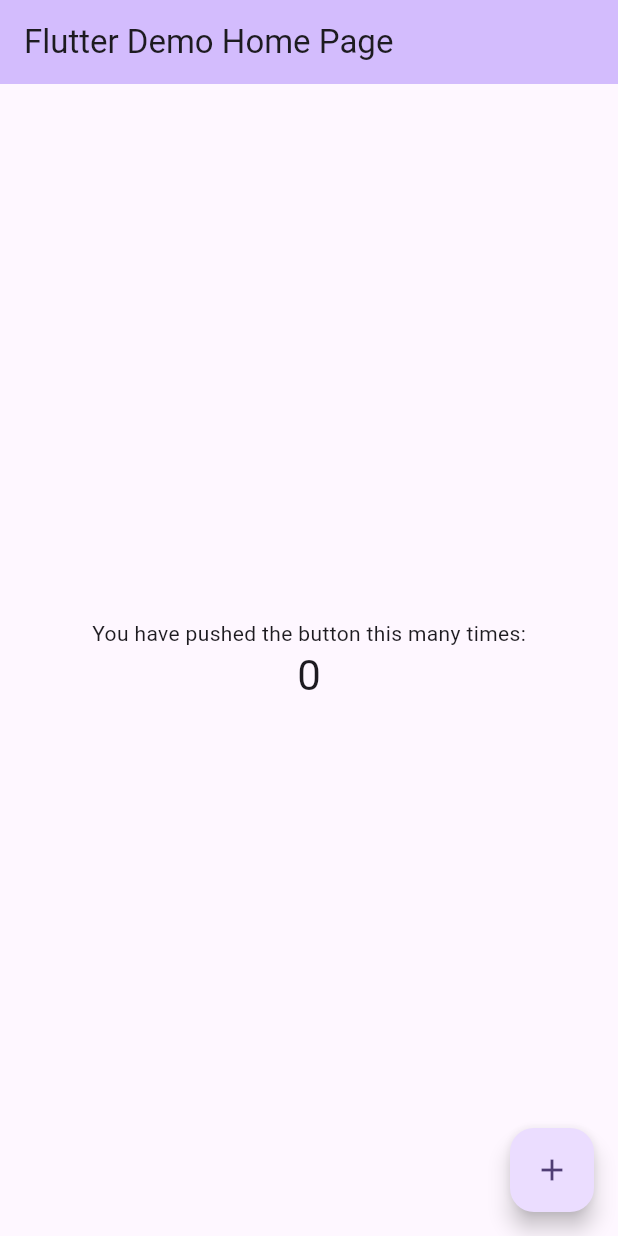
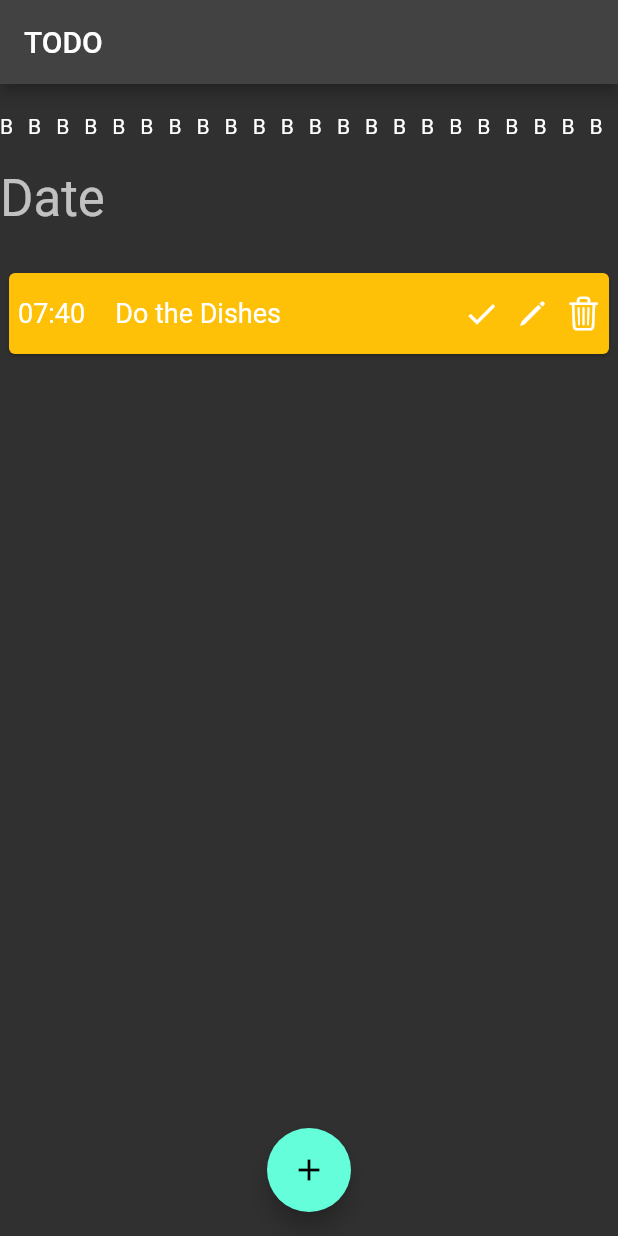
Before and after one commit to eqrakhattak/PRODIGY_AD_02, a Flutter app: the screen it shows after launch, on a phone screen of 412 x 824 dp. Run offline on Flutter 3.47's test engine with Material 2 defaults, Android fonts, the phone set to English and light mode, and no system bars.

Commit message:
Add ToDo Functionality

```diff
--- a/TODO/lib/main.dart
+++ b/TODO/lib/main.dart
@@ -1,4 +1,7 @@
 import 'package:flutter/material.dart';
+import 'package:todo/model/todo.dart';
+import 'package:todo/widgets/todoWidget.dart';
+import 'widgets/todoCreatorWidget.dart';
 
 void main() {
   runApp(const MyApp());
@@ -7,46 +10,18 @@ void main() {
 class MyApp extends StatelessWidget {
   const MyApp({super.key});
 
-  // This widget is the root of your application.
   @override
   Widget build(BuildContext context) {
     return MaterialApp(
-      title: 'Flutter Demo',
-      theme: ThemeData(
-        // This is the theme of your application.
-        //
-        // TRY THIS: Try running your application with "flutter run". You'll see
-        // the application has a blue toolbar. Then, without quitting the app,
-        // try changing the seedColor in the colorScheme below to Colors.green
-        // and then invoke "hot reload" (save your changes or press the "hot
-        // reload" button in a Flutter-supported IDE, or press "r" if you used
-        // the command line to start the app).
-        //
-        // Notice that the counter didn't reset back to zero; the application
-        // state is not lost during the reload. To reset the state, use hot
-        // restart instead.
-        //
-        // This works for code too, not just values: Most code changes can be
-        // tested with just a hot reload.
-        colorScheme: ColorScheme.fromSeed(seedColor: Colors.deepPurple),
-        useMaterial3: true,
-      ),
-      home: const MyHomePage(title: 'Flutter Demo Home Page'),
+      title: 'Flutter TODO',
+      theme: ThemeData.dark(),
+      home: const MyHomePage(title: 'TODO'),
     );
   }
 }
 
 class MyHomePage extends StatefulWidget {
   const MyHomePage({super.key, required this.title});
-
-  // This widget is the home page of your application. It is stateful, meaning
-  // that it has a State object (defined below) that contains fields that affect
-  // how it looks.
-
-  // This class is the configuration for the state. It holds the values (in this
-  // case the title) provided by the parent (in this case the App widget) and
-  // used by the build method of the State. Fields in a Widget subclass are
-  // always marked "final".
 
   final String title;
 
@@ -55,71 +30,189 @@ class MyHomePage extends StatefulWidget {
 }
 
 class _MyHomePageState extends State<MyHomePage> {
-  int _counter = 0;
 
-  void _incrementCounter() {
-    setState(() {
-      // This call to setState tells the Flutter framework that something has
-      // changed in this State, which causes it to rerun the build method below
-      // so that the display can reflect the updated values. If we changed
-      // _counter without calling setState(), then the build method would not be
-      // called again, and so nothing would appear to happen.
-      _counter++;
-    });
+  void _taskCreator() {
+    showModalBottomSheet(
+        context: context,
+        builder: (context) => const TodoCreatorWidget()
+    );
   }
 
   @override
   Widget build(BuildContext context) {
-    // This method is rerun every time setState is called, for instance as done
-    // by the _incrementCounter method above.
-    //
-    // The Flutter framework has been optimized to make rerunning build methods
-    // fast, so that you can just rebuild anything that needs updating rather
-    // than having to individually change instances of widgets.
     return Scaffold(
+      floatingActionButtonLocation: FloatingActionButtonLocation.centerFloat,
       appBar: AppBar(
-        // TRY THIS: Try changing the color here to a specific color (to
-        // Colors.amber, perhaps?) and trigger a hot reload to see the AppBar
-        // change color while the other colors stay the same.
-        backgroundColor: Theme.of(context).colorScheme.inversePrimary,
-        // Here we take the value from the MyHomePage object that was created by
-        // the App.build method, and use it to set our appbar title.
         title: Text(widget.title),
       ),
-      body: Center(
-        // Center is a layout widget. It takes a single child and positions it
-        // in the middle of the parent.
-        child: Column(
-          // Column is also a layout widget. It takes a list of children and
-          // arranges them vertically. By default, it sizes itself to fit its
-          // children horizontally, and tries to be as tall as its parent.
-          //
-          // Column has various properties to control how it sizes itself and
-          // how it positions its children. Here we use mainAxisAlignment to
-          // center the children vertically; the main axis here is the vertical
-          // axis because Columns are vertical (the cross axis would be
-          // horizontal).
-          //
-          // TRY THIS: Invoke "debug painting" (choose the "Toggle Debug Paint"
-          // action in the IDE, or press "p" in the console), to see the
-          // wireframe for each widget.
-          mainAxisAlignment: MainAxisAlignment.center,
-          children: <Widget>[
-            const Text(
-              'You have pushed the button this many times:',
-            ),
-            Text(
-              '$_counter',
+      body: Column(
+        mainAxisSize: MainAxisSize.max,
+        children: [
+          const SizedBox(height: 20,),
+          const SingleChildScrollView(
+            scrollDirection: Axis.horizontal,
+              child: Row(
+                mainAxisSize: MainAxisSize.max,
+                children: [
+                  Text('B'),
+                  SizedBox(width: 10,),
+                  Text('B'),
+                  SizedBox(width: 10,),
+                  Text('B'),
+                  SizedBox(width: 10,),
+                  Text('B'),
+                  SizedBox(width: 10,),
+                  Text('B'),
+                  SizedBox(width: 10,),
+                  Text('B'),
+                  SizedBox(width: 10,),
+                  Text('B'),
+                  SizedBox(width: 10,),
+                  Text('B'),
+                  SizedBox(width: 10,),
+                  Text('B'),
+                  SizedBox(width: 10,),
+                  Text('B'),
+                  SizedBox(width: 10,),
+                  Text('B'),
+                  SizedBox(width: 10,),
+                  Text('B'),
+                  SizedBox(width: 10,),
+                  Text('B'),
+                  SizedBox(width: 10,),
+                  Text('B'),
+                  SizedBox(width: 10,),
+                  Text('B'),
+                  SizedBox(width: 10,),
+                  Text('B'),
+                  SizedBox(width: 10,),
+                  Text('B'),
+                  SizedBox(width: 10,),
+                  Text('B'),
+                  SizedBox(width: 10,),
+                  Text('B'),
+                  SizedBox(width: 10,),
+                  Text('B'),
+                  SizedBox(width: 10,),
+                  Text('B'),
+                  SizedBox(width: 10,),
+                  Text('B'),
+                  SizedBox(width: 10,),
+                  Text('B'),
+                  SizedBox(width: 10,),
+                  Text('B'),
+                  SizedBox(width: 10,),
+                  Text('B'),
+                  SizedBox(width: 10,),
+
+                ],
+              ),
+          ),
+          const SizedBox(height: 20,),
+          Align(
+            alignment: Alignment.centerLeft,
+            child: Text(
+              'Date',
               style: Theme.of(context).textTheme.headlineMedium,
             ),
-          ],
-        ),
+          ),
+          const SizedBox(height: 20,),
+          Expanded(
+            child: ListView(
+              scrollDirection: Axis.vertical,
+              // shrinkWrap: true,
+              children: [
+                TodoWidget(todo: ToDo(id: '098', todoTime: '07:40', todoTask: 'Do the Dishes'),),
+                // Text(
+                //   'Task',
+                //   style: Theme.of(context).textTheme.headlineMedium,
+                // ),
+                // Text(
+                //   'Date',
+                //   style: Theme.of(context).textTheme.headlineMedium,
+                // ),
+                // Text(
+                //   'Date',
+                //   style: Theme.of(context).textTheme.headlineMedium,
+                // ),
+                // Text(
+                //   'Date',
+                //   style: Theme.of(context).textTheme.headlineMedium,
+                // ),
+                // Text(
+                //   'Date',
+                //   style: Theme.of(context).textTheme.headlineMedium,
+                // ),
+                // Text(
+                //   'Date',
+                //   style: Theme.of(context).textTheme.headlineMedium,
+                // ),
+                // Text(
+                //   'Date',
+                //   style: Theme.of(context).textTheme.headlineMedium,
+                // ),
+                // Text(
+                //   'Date',
+                //   style: Theme.of(context).textTheme.headlineMedium,
+                // ),
+                // Text(
+                //   'Date',
+                //   style: Theme.of(context).textTheme.headlineMedium,
+                // ),
+                // Text(
+                //   'Date',
+                //   style: Theme.of(context).textTheme.headlineMedium,
+                // ),
+                // Text(
+                //   'Date',
+                //   style: Theme.of(context).textTheme.headlineMedium,
+                // ),
+                // Text(
+                //   'Date',
+                //   style: Theme.of(context).textTheme.headlineMedium,
+                // ),
+                // Text(
+                //   'Date',
+                //   style: Theme.of(context).textTheme.headlineMedium,
+                // ),
+                // Text(
+                //   'Date',
+                //   style: Theme.of(context).textTheme.headlineMedium,
+                // ),
+                // Text(
+                //   'Date',
+                //   style: Theme.of(context).textTheme.headlineMedium,
+                // ),
+                // Text(
+                //   'Date',
+                //   style: Theme.of(context).textTheme.headlineMedium,
+                // ),
+                // Text(
+                //   'Date',
+                //   style: Theme.of(context).textTheme.headlineMedium,
+                // ),
+                // Text(
+                //   'Date',
+                //   style: Theme.of(context).textTheme.headlineMedium,
+                // ),
+                // Text(
+                //   'Date',
+                //   style: Theme.of(context).textTheme.headlineMedium,
+                // ),
+                // Text(
+                //   'Date',
+                //   style: Theme.of(context).textTheme.headlineMedium,
+                // ),
+              ],
+            ),
+          ),
+        ],
       ),
       floatingActionButton: FloatingActionButton(
-        onPressed: _incrementCounter,
-        tooltip: 'Increment',
+        onPressed: _taskCreator,
+        tooltip: 'Add Task',
         child: const Icon(Icons.add),
-      ), // This trailing comma makes auto-formatting nicer for build methods.
+      ),
     );
   }
 }
--- /dev/null
+++ b/TODO/lib/model/todo.dart
@@ -0,0 +1,24 @@
+class ToDo {
+  String? id;
+  String? todoTime;
+  String? todoTask;
+  bool isDone;
+
+  ToDo({
+    required this.id,
+    required this.todoTime,
+    required this.todoTask,
+    this.isDone = false,
+  });
+
+  static List<ToDo> todoList() {
+    return [
+      ToDo(id: '01', todoTime: '07:30', todoTask: 'Morning Exercise', isDone: true),
+      ToDo(id: '02', todoTime: '08:00', todoTask: 'Buy Groceries', isDone: true),
+      ToDo(id: '03', todoTime: '09:00', todoTask: 'Check Emails', ),
+      ToDo(id: '04', todoTime: '09:25', todoTask: 'Team Meeting', ),
+      ToDo(id: '05', todoTime: '10:00', todoTask: 'Work on mobile apps for 2 hours', ),
+      ToDo(id: '06', todoTime: '21:00', todoTask: 'Dinner with Jenny', ),
+    ];
+  }
+}
--- /dev/null
+++ b/TODO/lib/widgets/todoCreatorWidget.dart
@@ -0,0 +1,53 @@
+import 'package:flutter/material.dart';
+
+class TodoCreatorWidget extends StatefulWidget {
+  const TodoCreatorWidget({super.key});
+
+  @override
+  State<TodoCreatorWidget> createState() => _TodoCreatorWidgetState();
+}
+
+class _TodoCreatorWidgetState extends State<TodoCreatorWidget> {
+
+  TimeOfDay time = const TimeOfDay(hour: 09, minute: 30);
+
+  @override
+  Widget build(BuildContext context) {
+    final hours = time.hour.toString().padLeft(2, '0');
+    final minutes = time.minute.toString().padLeft(2, '0');
+
+    return Container(
+      height: 320,
+      child: Column(
+        children: [
+          Row(
+            mainAxisAlignment: MainAxisAlignment.center,
+            children: [
+              Text(
+                  '$hours:$minutes',
+                style: const TextStyle(
+                  fontSize: 30,
+                ),
+              ),
+              const SizedBox(width: 20,),
+              ElevatedButton(
+                onPressed: () async {
+                  TimeOfDay? newtime = await showTimePicker(context: context, initialTime: time);
+
+                  //if Cancel => null
+                  if (newtime == null) return;
+                  //if OK => TimeOfDay
+                  setState(() => time = newtime);
+                },
+                style: ElevatedButton.styleFrom(backgroundColor: Colors.red),
+                child: const Text('Select Time'),
+              ),
+            ],
+          ),
+          const SizedBox(height: 20,),
+          Text('data'),
+        ],
+      ),
+    );
+  }
+}
--- /dev/null
+++ b/TODO/lib/widgets/todoWidget.dart
@@ -0,0 +1,98 @@
+import 'package:flutter/cupertino.dart';
+import 'package:flutter/material.dart';
+import 'package:todo/model/todo.dart';
+
+class TodoWidget extends StatefulWidget {
+  final ToDo todo;
+  const TodoWidget({super.key, required this.todo});
+
+  @override
+  State<TodoWidget> createState() => _TodoWidgetState();
+}
+
+class _TodoWidgetState extends State<TodoWidget> {
+
+  Color iconColor = Colors.white;
+  TextDecoration todoTextDecoration = TextDecoration.none;
+  bool editButtonVisibility = true;
+
+  void _done(){
+    setState(() {
+      widget.todo.isDone = true;
+      iconColor = Colors.green;
+      todoTextDecoration = TextDecoration.lineThrough;
+      editButtonVisibility = false;
+    });
+  }
+
+  void _edit(){
+
+  }
+
+  void _delete(){
+    // String id
+    setState(() {
+      // todosList.removeWhere((item) => item.id == id);
+    });
+  }
+
+  @override
+  Widget build(BuildContext context) {
+    return Card(
+      color: Colors.amber,
+      margin: const EdgeInsets.symmetric(vertical: 10, horizontal: 6),
+      child: Padding(
+        padding: const EdgeInsets.fromLTRB(6, 10, 0, 10),
+        child: Row(
+          mainAxisAlignment: MainAxisAlignment.spaceBetween,
+          children: [
+            Row(
+              children: [
+                Text(
+                  widget.todo.todoTime!,
+                  style: const TextStyle(
+                    fontSize: 18.0,
+                  ),
+                ),
+                const SizedBox(width: 20,),
+                Text(
+                  widget.todo.todoTask!,
+                  style: TextStyle(
+                    fontSize: 18.0,
+                    decoration: todoTextDecoration,
+                  ),
+                ),
+              ],
+            ),
+            Row(
+              children: [
+                IconButton(
+                  onPressed: _done,
+                  icon: Icon(Icons.done, color: iconColor,),
+                  padding: const EdgeInsets.all(5.0),
+                  constraints: const BoxConstraints(),
+                  tooltip: 'mark as done',
+                ),
+                Visibility(
+                  visible: editButtonVisibility,
+                  child: IconButton(
+                    onPressed: _edit,
+                    icon: const Icon(CupertinoIcons.pencil),
+                    padding: const EdgeInsets.all(5.0),
+                    constraints: const BoxConstraints(),
+                    tooltip: 'edit task',),
+                ),
+                IconButton(
+                  onPressed: _delete,
+                  icon: const Icon(CupertinoIcons.trash),
+                  padding: const EdgeInsets.all(5.0),
+                  constraints: const BoxConstraints(),
+                  tooltip: 'delete task',),
+              ],
+            ),
+          ],
+        ),
+      ),
+    );
+  }
+}
```
